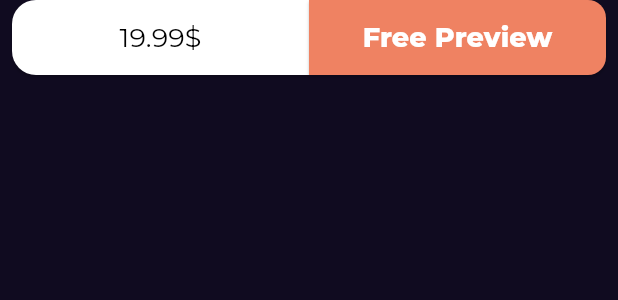
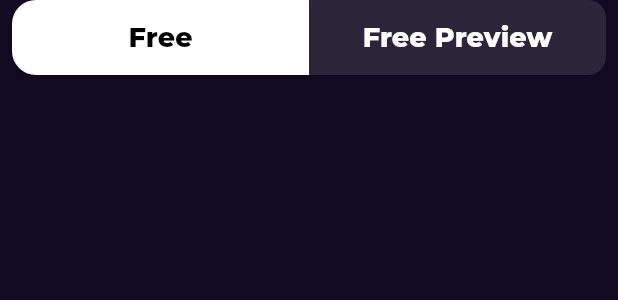
Before and after one commit to 0xFaris/Bookly_app, a Flutter app: the BookAction widget shown alone on an empty page, opened directly, on a phone screen of 412 x 824 dp. Shown: the top 300 px of the screen. Run offline on Flutter 3.47's test engine with Material 3 defaults, Android fonts, the phone set to English and light mode, and no system bars; our stand-ins replace bloc, cached_network_image, dartz, dio, equatable, flutter_bloc and 4 more; network calls fail.

```diff
--- a/lib/Core/widgets/custom_button.dart
+++ b/lib/Core/widgets/custom_button.dart
@@ -9,18 +9,20 @@ class CustomButton extends StatelessWidget {
     required this.text,
     this.textColor,
     this.fontWeight,
+    this.onPressed,
   });
   final BorderRadiusGeometry borderRadius;
   final Color? backgroundColor;
   final String text;
   final Color? textColor;
+  final void Function()? onPressed;
   final FontWeight? fontWeight;
   @override
   Widget build(BuildContext context) {
     return SizedBox(
       height: 50,
       child: ElevatedButton(
-        onPressed: () {},
+        onPressed: onPressed,
         style: ElevatedButton.styleFrom(
           backgroundColor: backgroundColor ?? Colors.white,
           shape: RoundedRectangleBorder(borderRadius: borderRadius),
--- a/lib/Features/Home/Data/repos/home_repo_impl.dart
+++ b/lib/Features/Home/Data/repos/home_repo_impl.dart
@@ -60,7 +60,6 @@ class HomeRepoImpl implements HomeRepo {
       var data = await apiService.get(
           endPoint:
               'volumes?Filtering=free-ebooks&Sorting=relevance&q=subject:$category');
-
       List<BookModel> books = [];
       for (var element in data['items']) {
         books.add(BookModel.fromJson(element));
--- a/lib/Features/Home/presentation/view/book_details_view.dart
+++ b/lib/Features/Home/presentation/view/book_details_view.dart
@@ -21,6 +21,8 @@ class _BookDetailsViewState extends State<BookDetailsView> {
 
   @override
   Widget build(BuildContext context) {
-    return BookDetailsBody();
+    return BookDetailsBody(
+      bookModel: widget.bookModel,
+    );
   }
 }
--- a/lib/Features/Home/presentation/view/widgets/book_action.dart
+++ b/lib/Features/Home/presentation/view/widgets/book_action.dart
@@ -1,9 +1,10 @@
 import 'package:bookly_app/Core/widgets/custom_button.dart';
+import 'package:flutter/cupertino.dart';
 import 'package:flutter/material.dart';
 
 class BookAction extends StatelessWidget {
-  const BookAction({super.key});
-
+  const BookAction({super.key, this.onTap});
+  final void Function()? onTap;
   @override
   Widget build(BuildContext context) {
     return Padding(
@@ -13,7 +14,11 @@ class BookAction extends StatelessWidget {
         children: [
           Expanded(
             child: CustomButton(
-              text: r'19.99$',
+              fontWeight: FontWeight.w800,
+              onPressed: () {},
+              textColor: Colors.black,
+              backgroundColor: Colors.white,
+              text: 'Free',
               borderRadius: BorderRadius.only(
                 topLeft: Radius.circular(16),
                 bottomLeft: Radius.circular(16),
@@ -22,6 +27,7 @@ class BookAction extends StatelessWidget {
           ),
           Expanded(
             child: CustomButton(
+              onPressed: onTap,
               fontWeight: FontWeight.w800,
               textColor: Colors.white,
               backgroundColor: Color(0XFFEF8262),
--- a/lib/Features/Home/presentation/view/widgets/similar_book_details_section.dart
+++ b/lib/Features/Home/presentation/view/widgets/similar_book_details_section.dart
@@ -20,7 +20,7 @@ class SimilarBookDetailsSection extends StatelessWidget {
           ),
         ),
         SizedBox(
-          height: 20,
+          height: 10,
         ),
         SimilarBookListView(),
       ],
--- a/pubspec.yaml
+++ b/pubspec.yaml
@@ -19,6 +19,7 @@ dependencies:
   get_it: ^8.0.3
   go_router: ^14.8.0
   google_fonts: ^6.2.1
+  url_launcher: ^6.3.1
 
 dev_dependencies:
   flutter_lints: ^5.0.0
```
Also changed, not shown: lib/Core/helper/custom_url_luncher.dart (added, +20 -0 lines), lib/Core/helper/snack_bar.dart (added, +10 -0 lines), lib/Features/Home/presentation/view/widgets/book_details_body.dart (+11 -6 lines), lib/Features/Home/presentation/view/widgets/book_details_section.dart (+20 -10 lines), lib/Features/Home/presentation/view/widgets/features_custom_listview.dart (+12 -4 lines), pubspec.lock, 8 other files.
